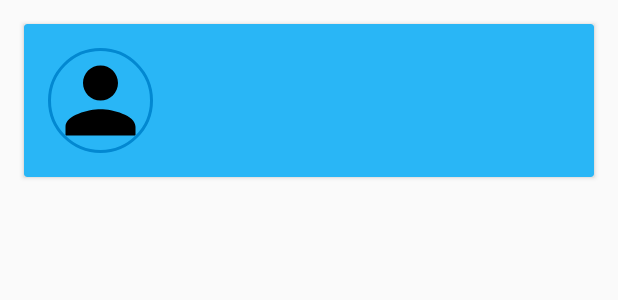
After one commit to Iceman3/Android, an Android app: the layout row_twitch.xml on its own in the app's theme, with its tools: preview values and no code run, on a phone screen of 412 x 824 dp. The commit adds this screen. Shown: the top 300 px of the screen. Run offline under Robolectric (Android 15) with nearby library versions, the phone set to English and light mode, and no system bars.

Commit message:
Iniciando Twitch companion, primera llamada done + visual

```diff
--- a/SocialWall/app/build.gradle
+++ b/SocialWall/app/build.gradle
@@ -50,5 +50,9 @@ dependencies {
 
     // Circle
     implementation 'de.hdodenhof:circleimageview:2.2.0'
+
+    //Retrofit:
+    implementation 'com.squareup.retrofit2:retrofit:2.5.0'
+    implementation 'com.squareup.retrofit2:converter-gson:2.5.0'
 }
 apply plugin: 'com.google.gms.google-services'
--- a/SocialWall/app/src/main/java/com/example/miquelbarnadatinto/socialwall/activity/MainActivity.kt
+++ b/SocialWall/app/src/main/java/com/example/miquelbarnadatinto/socialwall/activity/MainActivity.kt
@@ -9,6 +9,7 @@ import android.widget.*
 import com.example.miquelbarnadatinto.socialwall.Fragment.HomeFragment
 import com.example.miquelbarnadatinto.socialwall.Fragment.NewsFragment
 import com.example.miquelbarnadatinto.socialwall.Fragment.ProfileFragment
+import com.example.miquelbarnadatinto.socialwall.Fragment.TwitchFragment
 import com.google.android.gms.ads.*
 import com.example.miquelbarnadatinto.socialwall.R
 import kotlinx.android.synthetic.main.activity_main.*
@@ -45,6 +46,9 @@ class MainActivity : AppCompatActivity() {
                 }
                 R.id.tab_profile ->{
                     fragment = ProfileFragment()
+                }
+                R.id.tab_twitch->{
+                    fragment = TwitchFragment()
                 }
                 else ->{
                     Toast.makeText(this, "Oh!, no deberia llegar aquí nunca. ERROR 404", Toast.LENGTH_LONG).show()
--- /dev/null
+++ b/SocialWall/app/src/main/res/layout/row_twitch.xml
@@ -0,0 +1,57 @@
+<?xml version="1.0" encoding="utf-8"?>
+
+<android.support.v7.widget.CardView xmlns:android="http://schemas.android.com/apk/res/android"
+                                    xmlns:tools="http://schemas.android.com/tools" android:layout_width="match_parent"
+                                    android:layout_height="wrap_content"
+                                    android:backgroundTint="@color/colorPrimary"
+                                    android:layout_margin="@dimen/margin">
+
+
+    <LinearLayout android:layout_width="match_parent"
+                  android:layout_height="wrap_content"
+                  android:padding="@dimen/margin"
+                  android:layout_gravity="center"
+                  android:id="@+id/twitchInfo"
+                  android:orientation="horizontal">
+        <de.hdodenhof.circleimageview.CircleImageView
+                xmlns:app="http://schemas.android.com/apk/res-auto"
+                android:id="@+id/twitchImage"
+                android:layout_width="@dimen/layoutSphere"
+                android:layout_height="@dimen/layoutSphere"
+                android:src="@drawable/ic_person"
+                app:civ_border_width="@dimen/sphereBorder"
+                app:civ_border_color="@color/colorPrimaryDark"/>
+
+        <!-- <ImageView
+                android:id="@+id/userAvatar"
+                android:layout_width="100dp"
+                android:layout_height="100dp"
+            android:src="@drawable/ic_person"/> -->
+        <RelativeLayout android:layout_width="match_parent" android:layout_height="match_parent">
+            <TextView android:id="@+id/userTwitch"
+                      android:layout_width="wrap_content"
+                      android:layout_height="wrap_content"
+                      android:textStyle="bold"
+                      android:textColor="@color/Pink"
+                      android:paddingLeft="@dimen/margin"
+                      android:maxLines="1"
+                      android:gravity="left"/>
+
+            <TextView android:id="@+id/titleTwitch"
+                      android:layout_width="wrap_content"
+                      android:layout_height="wrap_content"
+                      android:paddingLeft="@dimen/margin"
+                      android:gravity="center"
+                      android:maxLines="2"
+                      android:layout_below="@+id/userTwitch"/>
+
+            <TextView android:id="@+id/userCountTwitch"
+                      android:layout_width="wrap_content"
+                      android:layout_height="wrap_content"
+                      android:layout_alignRight="@+id/titleTwitch"
+                      android:textColor="@color/Red"
+                      android:layout_below="@+id/titleTwitch"/>
+        </RelativeLayout>
+
+    </LinearLayout>
+</android.support.v7.widget.CardView>
--- a/SocialWall/app/src/main/res/menu/menu_tabs.xml
+++ b/SocialWall/app/src/main/res/menu/menu_tabs.xml
@@ -3,4 +3,5 @@
     <item android:title="@string/tab_home" android:icon="@drawable/ic_home" android:id="@+id/tab_home"/>
     <item android:title="@string/tab_news" android:icon="@drawable/ic_new" android:id="@+id/tab_news"/>
     <item android:title="@string/tab_user" android:icon="@drawable/ic_person" android:id="@+id/tab_profile"/>
+    <item android:title="@string/tab_twitch" android:icon="@drawable/ic_twitch" android:id="@+id/tab_twitch"/>
 </menu>
--- a/SocialWall/app/src/main/res/values/colors.xml
+++ b/SocialWall/app/src/main/res/values/colors.xml
@@ -6,4 +6,5 @@
     <color name="DarkBlue">#2962ff</color>
     <color name="White">#ffffff</color>
     <color name="Pink">#d81b60</color>
+    <color name="Red">#ff0000</color>
 </resources>
--- a/SocialWall/app/src/main/res/values/strings.xml
+++ b/SocialWall/app/src/main/res/values/strings.xml
@@ -3,6 +3,7 @@
     <string name="tab_home">Menú</string>
     <string name="tab_user">Cuenta</string>
     <string name="tab_news">Noticias</string>
+    <string name="tab_twitch">Twitch</string>
     <string name="Sign_up">Registrarse</string>
     <string name="goto_login"><u>Ya tienes una cuenta? Haz Login</u></string>
     <string name="Log_in">Iniciar Sesión</string>
--- /dev/null
+++ b/settings.gradle
@@ -0,0 +1,2 @@
+include ':build.gradle'
+project(':build.gradle').projectDir = new File('SocialWall/app/build.gradle')
```
Also changed, not shown: SocialWall/app/src/main/java/com/example/miquelbarnadatinto/socialwall/Adapters/TwitchAdapter.kt (added, +67 -0 lines), SocialWall/app/src/main/java/com/example/miquelbarnadatinto/socialwall/Adapters/TwitchUserAdapter.kt (added, +73 -0 lines), SocialWall/app/src/main/java/com/example/miquelbarnadatinto/socialwall/Fragment/TwitchFragment.kt (added, +139 -0 lines), SocialWall/app/src/main/java/com/example/miquelbarnadatinto/socialwall/model/TWStream.kt (added, +47 -0 lines), SocialWall/app/src/main/java/com/example/miquelbarnadatinto/socialwall/model/TWUser.kt (added, +36 -0 lines), SocialWall/app/src/main/java/com/example/miquelbarnadatinto/socialwall/network/ApiService.kt (added, +33 -0 lines), SocialWall/app/src/main/res/drawable/ic_twitch.xml (added, +9 -0 lines), SocialWall/app/src/main/res/layout/fragment_twitch.xml (added, +26 -0 lines), gradle/wrapper/gradle-wrapper.properties (added), 3 other files.
